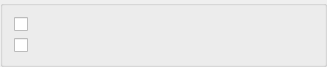
This is src/EntityGUI/EntityGUI_Controls_QTD.ui in SalomePlatform/geom as Qt 5 draws it before an edit. The edited form follows.
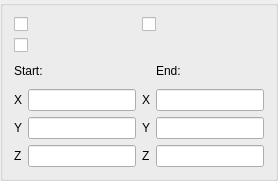
This is the edited form.

Patch:
```diff
--- a/src/EntityGUI/EntityGUI_Controls_QTD.ui
+++ b/src/EntityGUI/EntityGUI_Controls_QTD.ui
@@ -6,8 +6,8 @@
    <rect>
     <x>0</x>
     <y>0</y>
-    <width>327</width>
-    <height>50</height>
+    <width>278</width>
+    <height>181</height>
    </rect>
   </property>
   <property name="windowTitle">
@@ -19,23 +19,118 @@
    </property>
    <item row="0" column="0">
     <widget class="QGroupBox" name="GroupBox1">
+     <property name="sizePolicy">
+      <sizepolicy hsizetype="Preferred" vsizetype="Preferred">
+       <horstretch>0</horstretch>
+       <verstretch>0</verstretch>
+      </sizepolicy>
+     </property>
      <property name="title">
       <string/>
      </property>
-     <layout class="QGridLayout" name="gridLayout">
-      <item row="0" column="0">
-       <widget class="QCheckBox" name="CheckBox2">
-        <property name="text">
-         <string/>
-        </property>
-       </widget>
+     <layout class="QVBoxLayout" name="verticalLayout">
+      <item>
+       <layout class="QGridLayout" name="gridLayout">
+        <item row="0" column="0">
+         <widget class="QCheckBox" name="CheckBox2">
+          <property name="text">
+           <string/>
+          </property>
+         </widget>
+        </item>
+        <item row="0" column="1">
+         <widget class="QCheckBox" name="CheckBox1">
+          <property name="text">
+           <string/>
+          </property>
+         </widget>
+        </item>
+        <item row="1" column="0">
+         <widget class="QCheckBox" name="CheckBox3">
+          <property name="text">
+           <string/>
+          </property>
+         </widget>
+        </item>
+       </layout>
       </item>
-      <item row="1" column="0">
-       <widget class="QCheckBox" name="CheckBox1">
-        <property name="text">
-         <string/>
-        </property>
-       </widget>
+      <item>
+       <layout class="QGridLayout" name="gridLayout_2">
+        <item row="0" column="0" colspan="2">
+         <widget class="QLabel" name="label_8">
+          <property name="text">
+           <string>Start:</string>
+          </property>
+         </widget>
+        </item>
+        <item row="1" column="0">
+         <widget class="QLabel" name="label_1">
+          <property name="text">
+           <string>X</string>
+          </property>
+         </widget>
+        </item>
+        <item row="1" column="1">
+         <widget class="QLineEdit" name="lineEdit_1"/>
+        </item>
+        <item row="2" column="0">
+         <widget class="QLabel" name="label_2">
+          <property name="text">
+           <string>Y</string>
+          </property>
+         </widget>
+        </item>
+        <item row="2" column="1">
+         <widget class="QLineEdit" name="lineEdit_2"/>
+        </item>
+        <item row="3" column="0">
+         <widget class="QLabel" name="label_3">
+          <property name="text">
+           <string>Z</string>
+          </property>
+         </widget>
+        </item>
+        <item row="3" column="1">
+         <widget class="QLineEdit" name="lineEdit_3"/>
+        </item>
+        <item row="0" column="3">
+         <widget class="QLabel" name="label_7">
+          <property name="text">
+           <string>End:</string>
+          </property>
+         </widget>
+        </item>
+        <item row="1" column="2">
+         <widget class="QLabel" name="label_4">
+          <property name="text">
+           <string>X</string>
+          </property>
+         </widget>
+        </item>
+        <item row="1" column="3">
+         <widget class="QLineEdit" name="lineEdit_4"/>
+        </item>
+        <item row="2" column="2">
+         <widget class="QLabel" name="label_5">
+          <property name="text">
+           <string>Y</string>
+          </property>
+         </widget>
+        </item>
+        <item row="2" column="3">
+         <widget class="QLineEdit" name="lineEdit_5"/>
+        </item>
+        <item row="3" column="2">
+         <widget class="QLabel" name="label_6">
+          <property name="text">
+           <string>Z</string>
+          </property>
+         </widget>
+        </item>
+        <item row="3" column="3">
+         <widget class="QLineEdit" name="lineEdit_6"/>
+        </item>
+       </layout>
       </item>
      </layout>
     </widget>
```
